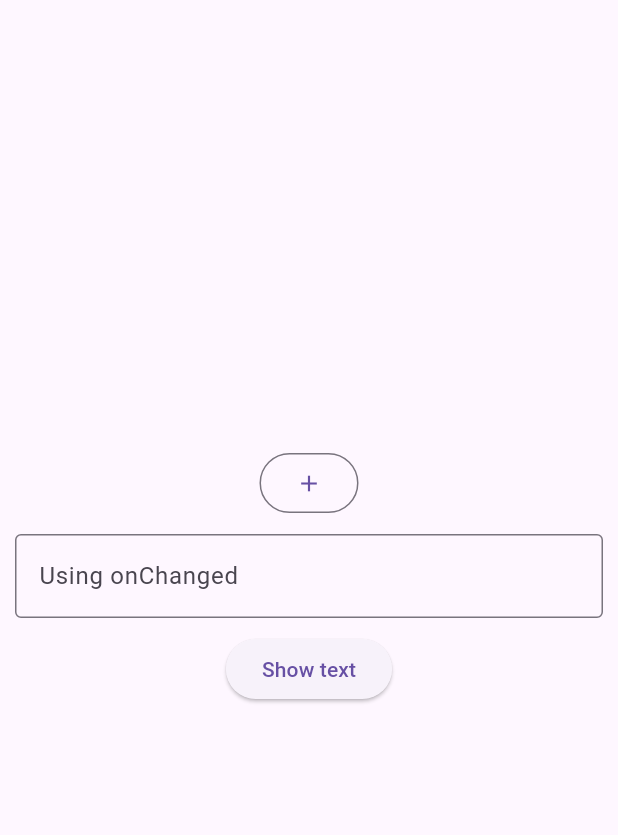
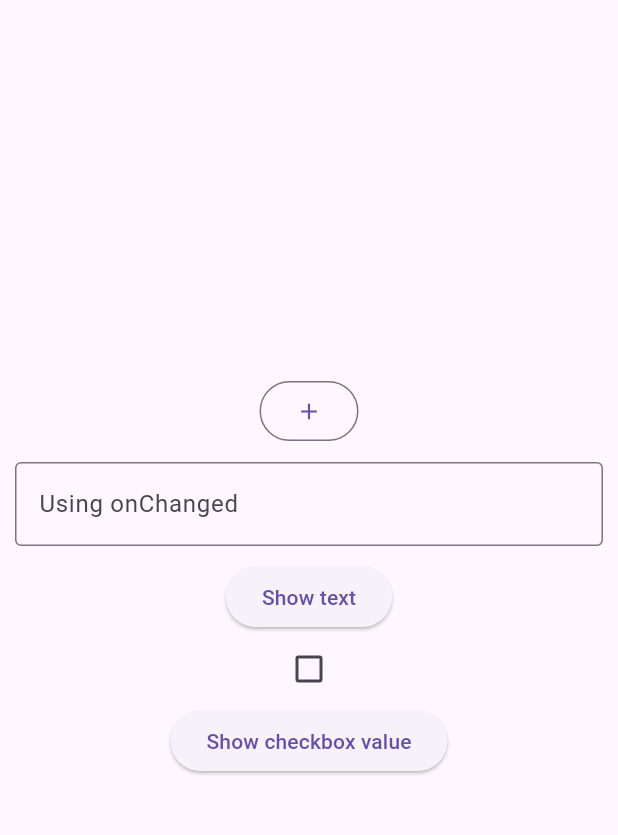
Before and after one commit to ilaynicholas/cmsc-23-week-4sample, a Flutter app: the screen it shows after launch, on a phone screen of 412 x 824 dp, the part 84-919 px from its top. Run offline on Flutter 3.47's test engine with Material 3 defaults, Android fonts, the phone set to English and light mode, and no system bars.

Commit message:
feat: add checkbox_sample

```diff
--- /dev/null
+++ b/lib/checkbox_sample.dart
@@ -0,0 +1,52 @@
+import 'package:flutter/material.dart';
+
+class CheckboxSample extends StatefulWidget {
+  const CheckboxSample({super.key});
+
+  @override
+  State<CheckboxSample> createState() => _CheckboxSampleState();
+}
+
+class _CheckboxSampleState extends State<CheckboxSample> {
+  bool _isChecked = false;
+
+  @override
+  Widget build(BuildContext context) {
+    return Center(
+      child: Column(
+        children: [
+          Checkbox(
+            value: _isChecked,
+            onChanged: (bool? value) {
+              setState(() {
+                _isChecked = value!;
+              });
+            },
+          ),
+          // CheckboxListTile(
+          //   title: Text("Pagod ka na ba?"),
+          //   value: _isChecked,
+          //   onChanged: (bool? value) {
+          //     setState(() {
+          //       _isChecked = value!;
+          //     });
+          //   },
+          // ),
+          ElevatedButton(
+            onPressed: () {
+              showDialog(
+                context: context,
+                builder: (context) {
+                  return AlertDialog(
+                    content: Text("Checkbox value: $_isChecked"),
+                  );
+                },
+              );
+            },
+            child: const Text('Show checkbox value'),
+          ),
+        ],
+      ),
+    );
+  }
+}
--- a/lib/form_sample.dart
+++ b/lib/form_sample.dart
@@ -1,6 +1,6 @@
 import 'package:flutter/material.dart';
-
 import 'button_sample.dart';
+import 'checkbox_sample.dart';
 import 'input_field_sample.dart';
 
 class FormSample extends StatefulWidget {
@@ -23,7 +23,8 @@ class _FormSampleState extends State<FormSample> {
         mainAxisAlignment: MainAxisAlignment.center,
         children: [
           ButtonSample(),
-          InputFieldSample()
+          InputFieldSample(),
+          CheckboxSample()
         ],
       ),
     );
```
